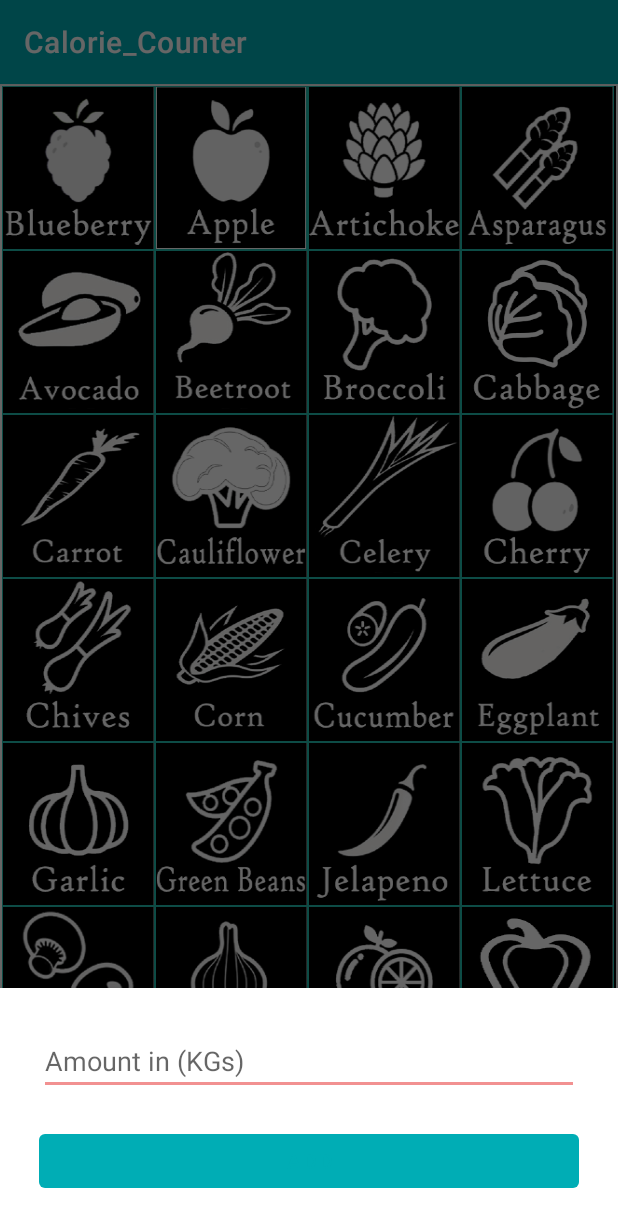
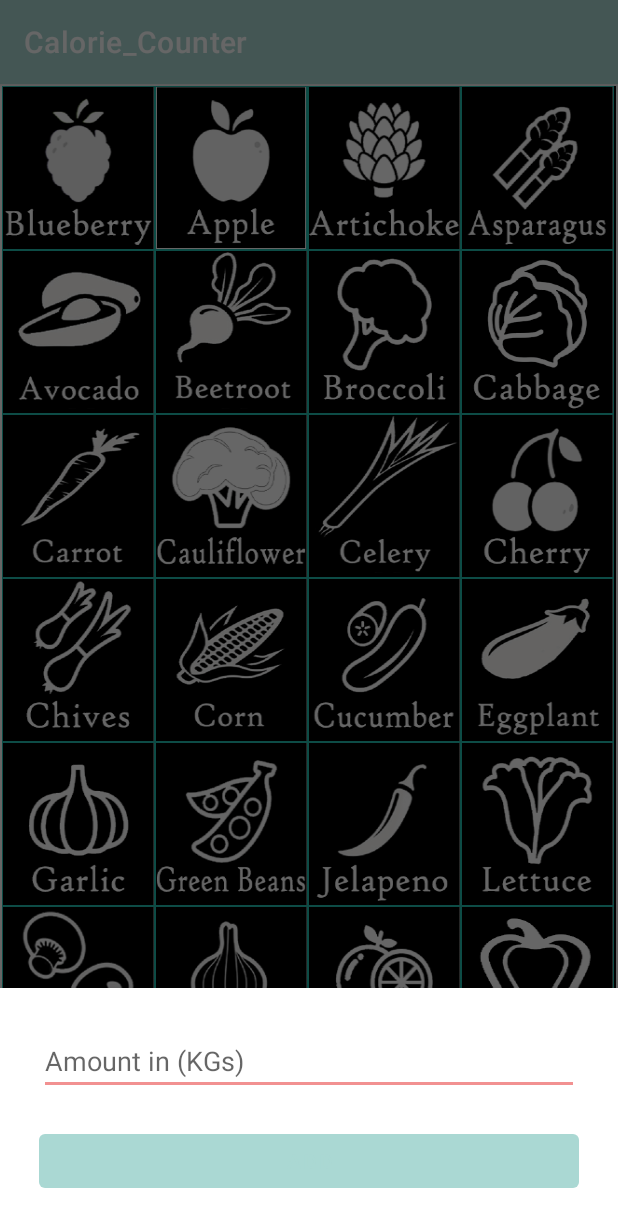
Before and after one commit to AmirAbu-Almajd/Calorie-Counter, an Android app: the fragment BottomSheetDialog placed in its activity, on a phone screen of 412 x 824 dp. Shown: the top 1227 px of the screen. Run offline under Robolectric (Android 15) with nearby library versions, the phone set to English and light mode, and no system bars.

Commit message:
color palette change

```diff
--- a/app/src/main/res/layout/activity_item_value_bottom_sheet.xml
+++ b/app/src/main/res/layout/activity_item_value_bottom_sheet.xml
@@ -20,7 +20,7 @@
         android:layout_width="match_parent"
         android:layout_height="wrap_content"
         android:layout_margin="10dp"
-        app:backgroundTint="#00adb5"
+        app:backgroundTint="#aad8d3"
         android:text="Add" />
 
 </LinearLayout>
--- a/app/src/main/res/layout/activity_shopping_items.xml
+++ b/app/src/main/res/layout/activity_shopping_items.xml
@@ -14,7 +14,7 @@
         android:layout_margin="16dp"
         android:src="@mipmap/tick_icon_foreground"
         android:tint="#F8F5F5"
-        app:backgroundTint="#00adb5"
+        app:backgroundTint="#aad8d3"
         app:fabSize="normal"
         app:layout_constraintBottom_toBottomOf="parent"
         app:layout_constraintEnd_toEndOf="parent"
--- a/app/src/main/res/layout/fragment_shopping_list.xml
+++ b/app/src/main/res/layout/fragment_shopping_list.xml
@@ -17,7 +17,7 @@
         android:layout_margin="16dp"
         android:src="@mipmap/cart_icon_foreground"
         android:tint="#F8F5F5"
-        app:backgroundTint="#00adb5"
+        app:backgroundTint="#aad8d3"
 
         app:fabSize="normal"
         app:maxImageSize="30dp"
--- a/app/src/main/res/values/colors.xml
+++ b/app/src/main/res/values/colors.xml
@@ -1,8 +1,8 @@
 <?xml version="1.0" encoding="utf-8"?>
 <resources>
     <color name="purple_200">#eec4c4</color>
-    <color name="purple_500">#00adb5</color>
-    <color name="purple_700">#aad8d3</color>
+    <color name="purple_500">#aad8d3</color>
+    <color name="purple_700">#00adb5</color>
     <color name="teal_200">#f29191</color>
     <color name="teal_700">#d1d9d9</color>
     <color name="black">#FF000000</color>
```
Also changed, not shown: app/src/main/res/layout/fragment_main_menu.xml (+4 -4 lines).
